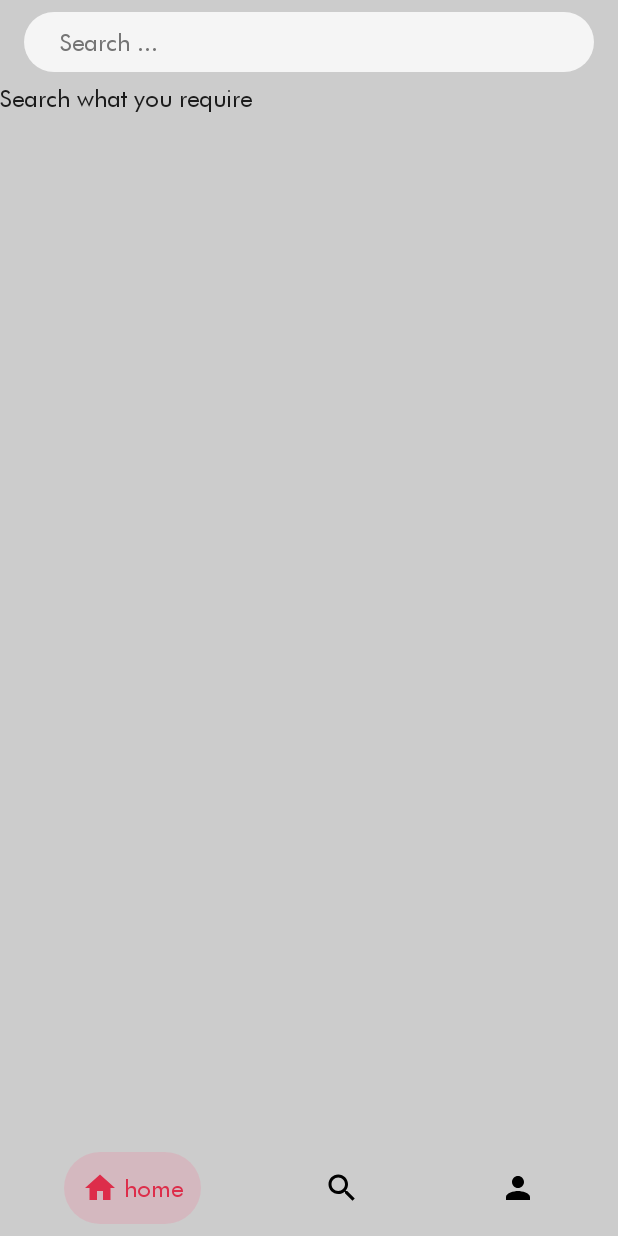
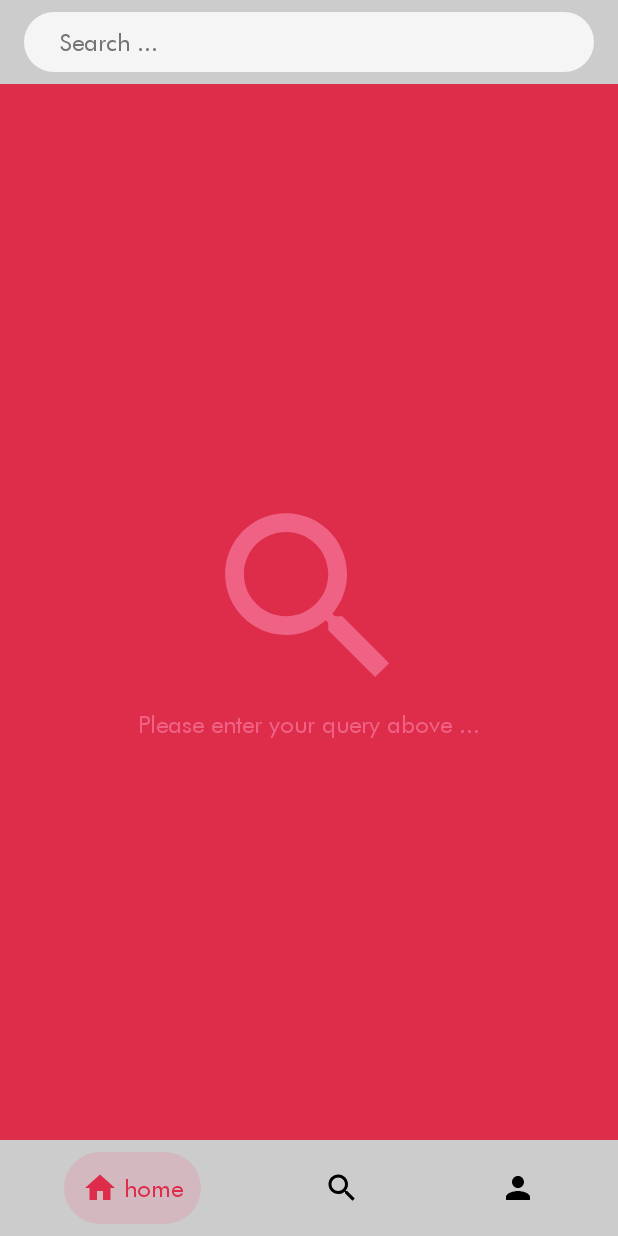
Before and after one commit to dukendev/NewsBox-jetpack-compose, an Android app built with Jetpack Compose: the explore screen opened through its navigation route, on a phone screen of 412 x 824 dp. Run offline under Robolectric (Android 15) with nearby library versions, the phone set to English and light mode, and no system bars; our stand-ins replace Dagger/Hilt's generated code, livedata-compose; network calls fail; 3 statements that could not run were skipped.

Commit message:
expandable cards complete for explore screen

```diff
--- a/app/src/main/java/com/ysanjeet535/newsbox/ui/navigation/Navigation.kt
+++ b/app/src/main/java/com/ysanjeet535/newsbox/ui/navigation/Navigation.kt
@@ -4,6 +4,7 @@ import androidx.activity.viewModels
 import androidx.compose.animation.ExperimentalAnimationApi
 import androidx.compose.foundation.ExperimentalFoundationApi
 import androidx.compose.foundation.layout.PaddingValues
+import androidx.compose.material.ExperimentalMaterialApi
 import androidx.compose.runtime.Composable
 import androidx.compose.ui.unit.Dp
 import androidx.navigation.NavController
@@ -16,6 +17,7 @@ import com.ysanjeet535.newsbox.ui.view.home.HomeScreenContent
 import com.ysanjeet535.newsbox.ui.view.profile.ProfileScreenContent
 import com.ysanjeet535.newsbox.viewmodel.MainViewModel
 
+@ExperimentalMaterialApi
 @ExperimentalAnimationApi
 @ExperimentalFoundationApi
 @Composable
@@ -25,11 +27,11 @@ fun NavigationComponent(navController: NavController,paddingValues: Dp,mainViewM
 
     NavHost(navController = navController as NavHostController, startDestination = Screens.Home.name){
         composable(Screens.Home.name){
-            //HomeScreenContent(paddingValues = paddingValues,mainViewModel = mainViewModel)
+            HomeScreenContent(paddingValues = paddingValues,mainViewModel = mainViewModel)
         }
 
         composable(Screens.Explore.name){
-            ExploreScreenContent(mainViewModel = mainViewModel)
+            ExploreScreenContent(paddingValues = paddingValues,mainViewModel = mainViewModel)
         }
 
         composable(Screens.Profile.name){
--- a/app/src/main/java/com/ysanjeet535/newsbox/ui/view/explore/ExploreScreen.kt
+++ b/app/src/main/java/com/ysanjeet535/newsbox/ui/view/explore/ExploreScreen.kt
@@ -30,22 +30,27 @@ import androidx.compose.ui.platform.LocalFocusManager
 import androidx.compose.ui.platform.LocalSoftwareKeyboardController
 import androidx.compose.ui.text.input.TextFieldValue
 import androidx.compose.ui.tooling.preview.Preview
+import androidx.compose.ui.unit.Dp
 import androidx.compose.ui.unit.dp
 import com.ysanjeet535.newsbox.data.remote.dto.Article
 import com.ysanjeet535.newsbox.data.remote.dto.NewsResponse
 import com.ysanjeet535.newsbox.ui.view.common.CompactLoadingCards
 import com.ysanjeet535.newsbox.ui.view.common.CompactNewsCard
+import com.ysanjeet535.newsbox.ui.view.common.ExpandableNewsCard
 import com.ysanjeet535.newsbox.ui.view.common.LoadingCards
 import com.ysanjeet535.newsbox.utils.ResponseHandler
 import com.ysanjeet535.newsbox.viewmodel.MainViewModel
 import kotlinx.coroutines.delay
 
+@ExperimentalMaterialApi
 @ExperimentalAnimationApi
 @Composable
-fun ExploreScreenContent(mainViewModel: MainViewModel,state: SearchState = rememberSearchState(),modifier: Modifier = Modifier){
+fun ExploreScreenContent(modifier: Modifier = Modifier, paddingValues: Dp, mainViewModel: MainViewModel, state: SearchState = rememberSearchState()){
 
     Column(
-        modifier = modifier.fillMaxSize()
+        modifier = modifier
+            .padding(bottom = paddingValues)
+            .fillMaxSize()
     ) {
 
         SearchBar(
@@ -71,7 +76,7 @@ fun ExploreScreenContent(mainViewModel: MainViewModel,state: SearchState = remem
 
         when (state.searchDisplay) {
             SearchDisplay.InitialResults -> {
-                Text(text = "Search what you require")
+                InitialState("Please enter your query above ...")
             }
             SearchDisplay.Results -> {
                 when(searchResponse){
@@ -80,11 +85,13 @@ fun ExploreScreenContent(mainViewModel: MainViewModel,state: SearchState = remem
                         LazyColumn{
                             items(searchList){
                                 CompactNewsCard(article = it)
+                                //ExpandableNewsCard(article = it)
                             }
                         }
                     }
                     is ResponseHandler.Error -> {
-                        Text(text = (searchResponse as ResponseHandler.Error<NewsResponse>).message.toString())
+                        //Text(text = (searchResponse as ResponseHandler.Error<NewsResponse>).message.toString())
+                        InitialState(string = (searchResponse as ResponseHandler.Error<NewsResponse>).message.toString())
                     }
                     is ResponseHandler.Loading -> {
                         CompactLoadingCards()
--- /dev/null
+++ b/app/src/main/java/com/ysanjeet535/newsbox/ui/view/explore/InitialState.kt
@@ -0,0 +1,34 @@
+package com.ysanjeet535.newsbox.ui.view.explore
+
+import androidx.compose.foundation.background
+import androidx.compose.foundation.layout.*
+import androidx.compose.material.Icon
+import androidx.compose.material.MaterialTheme
+import androidx.compose.material.Surface
+import androidx.compose.material.Text
+import androidx.compose.material.icons.Icons
+import androidx.compose.material.icons.filled.Search
+import androidx.compose.runtime.Composable
+import androidx.compose.ui.Alignment
+import androidx.compose.ui.Modifier
+import androidx.compose.ui.unit.dp
+
+@Composable
+fun InitialState(string: String){
+    Surface(modifier = Modifier
+        .fillMaxSize()
+        .background(MaterialTheme.colors.background)
+    ) {
+        Column(modifier = Modifier
+            .padding(16.dp)
+            .fillMaxSize(),
+            horizontalAlignment = Alignment.CenterHorizontally,
+            verticalArrangement = Arrangement.Center
+        ) {
+            Icon(Icons.Default.Search, contentDescription = null,modifier = Modifier.size(150.dp))
+            Text(text = string)
+
+        }
+
+    }
+}
```
Also changed, not shown: app/src/main/java/com/ysanjeet535/newsbox/ui/view/common/CompactNewsCard.kt (+7 -2 lines), app/src/main/java/com/ysanjeet535/newsbox/ui/view/common/ExpandableNewsCard.kt (added, +56 -0 lines), app/src/main/java/com/ysanjeet535/newsbox/ui/view/profile/ProfileScreen.kt (+15 -13 lines).
